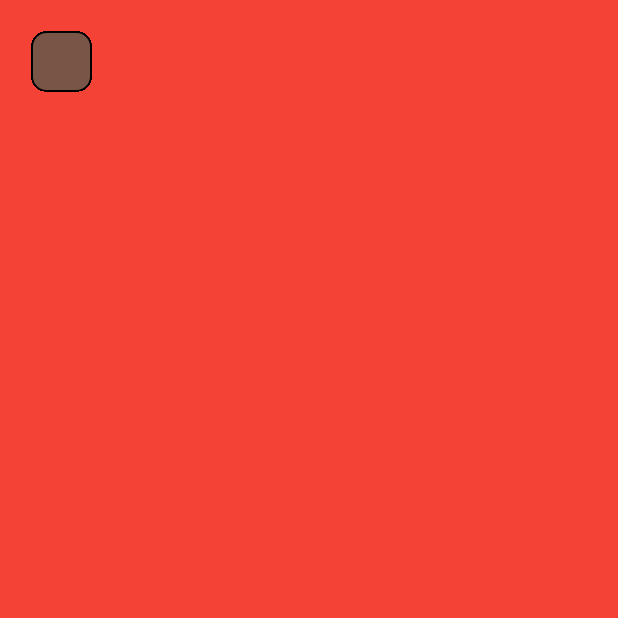
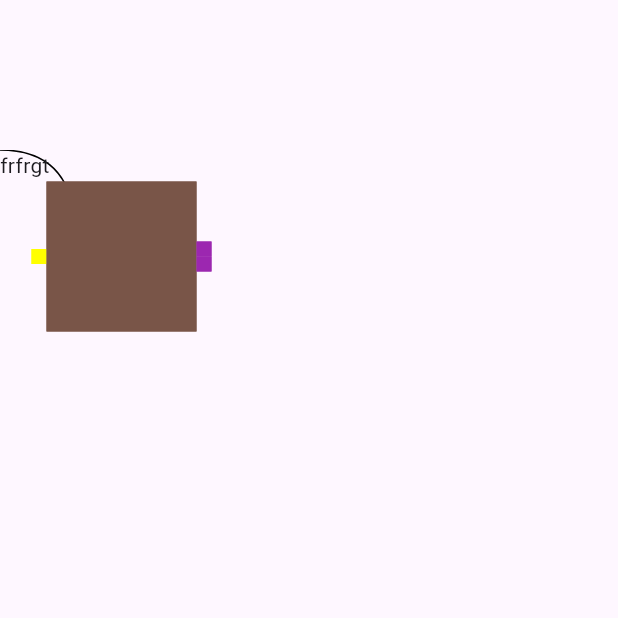
Before and after one commit to Praveen-Pandiyan/Interactive-flow, a Flutter app: the Holder screen opened directly, on a phone screen of 412 x 824 dp, the top half of it. Run offline on Flutter 3.47's test engine with Material 3 defaults, Android fonts, the phone set to English and light mode, and no system bars; missing offline and left inert: defer_pointer, interactive_chart, k_chart.

Commit message:
diff aproach

```diff
--- a/example/lib/main.dart
+++ b/example/lib/main.dart
@@ -1,6 +1,7 @@
 import 'package:chozo_ui_package/chart/chart.dart';
 import 'package:chozo_ui_package/chozo_ui_package.dart';
 import 'package:flutter/material.dart';
+import 'package:flutter/widgets.dart';
 
 void main() {
   runApp(const MyApp());
@@ -49,7 +50,10 @@ class _HolderState extends State<Holder> {
   @override
   Widget build(BuildContext context) {
     return const Scaffold(
-      body: ChartView(),
+      extendBody: false,
+      body: Column(
+        children: [SizedBox(height: 100), ChartView()],
+      ),
     );
   }
 }
--- a/lib/chart/chart.dart
+++ b/lib/chart/chart.dart
@@ -1,5 +1,7 @@
 import 'dart:math';
+import 'package:uuid/uuid.dart';
 
+import '../chozo_flow/connections.dart';
 import 'package:flutter/material.dart';
 
 class ChartView extends StatefulWidget {
@@ -9,11 +11,26 @@ class ChartView extends StatefulWidget {
   State<ChartView> createState() => _ChartViewState();
 }
 
+GlobalKey globalWidgetKey = GlobalKey();
+
 class _ChartViewState extends State<ChartView> {
   Offset _gblPos = Offset.zero;
+  final Connections _connections = Connections.instance;
+  GlobalKey _key = GlobalKey();
+  @override
+  void initState() {
+    _connections.addListener(() {
+      setState(() {});
+    });
+    super.initState();
+  }
+
   @override
   Widget build(BuildContext context) {
-    return InteractiveViewer(
+    return Expanded(
+      key: globalWidgetKey,
+      child: InteractiveViewer(
+        boundaryMargin: EdgeInsets.zero,
         child: GestureDetector(
           onPanUpdate: (d) {
             setState(() {
@@ -21,85 +38,22 @@ class _ChartViewState extends State<ChartView> {
             });
           },
           child: Stack(
+            fit: StackFit.expand,
             children: [
-            Container(
-              color: Colors.red,
-              width: MediaQuery.sizeOf(context).width,
-              height: MediaQuery.sizeOf(context).height,
+              ..._connections.list.values.map((e) => CustomPaint(
+                    painter: ArrowPainter(
+                        from: _gblPos + e.start, to: _gblPos + e.end),
+                    child: Container(),
+                  )),
+              ..._connections.list.values.map((e) => Text(e.id)),
+              FlowContainer(
+                gblPos: _gblPos,
               ),
-            Box(gblPos: _gblPos),
-            Box(gblPos: _gblPos),
-            Box(gblPos: _gblPos),
-            Box(gblPos: _gblPos),
-            Box(gblPos: _gblPos),
-            Box(gblPos: _gblPos),
-            Box(gblPos: _gblPos),
-            Box(gblPos: _gblPos),
-            Box(gblPos: _gblPos),
-            Box(gblPos: _gblPos),
-            Box(gblPos: _gblPos),
-            Box(gblPos: _gblPos),
-            Box(gblPos: _gblPos),
-            Box(gblPos: _gblPos),
-            Box(gblPos: _gblPos),
-            Box(gblPos: _gblPos),
-            Box(gblPos: _gblPos),
-            Box(gblPos: _gblPos),
-            Box(gblPos: _gblPos),
-            Box(gblPos: _gblPos),
-            Box(gblPos: _gblPos),
-            Box(gblPos: _gblPos),
-            Box(gblPos: _gblPos),
-            Box(gblPos: _gblPos),
-            Box(gblPos: _gblPos),
-            Box(gblPos: _gblPos),
-            Box(gblPos: _gblPos),
-            Box(gblPos: _gblPos),
-            Box(gblPos: _gblPos),
-            Box(gblPos: _gblPos),
-            Box(gblPos: _gblPos),
-            Box(gblPos: _gblPos),
-            Box(gblPos: _gblPos),
-            Box(gblPos: _gblPos),
-            Box(gblPos: _gblPos),
-            Box(gblPos: _gblPos),
-            Box(gblPos: _gblPos),
-            Box(gblPos: _gblPos),
-            Box(gblPos: _gblPos),
-            Box(gblPos: _gblPos),
-            Box(gblPos: _gblPos),
-            Box(gblPos: _gblPos),
-            Box(gblPos: _gblPos),
-            Box(gblPos: _gblPos),
-            Box(gblPos: _gblPos),
-            Box(gblPos: _gblPos),
-            Box(gblPos: _gblPos),
-            Box(gblPos: _gblPos),
-            Box(gblPos: _gblPos),
-            Box(gblPos: _gblPos),
-            Box(gblPos: _gblPos),
-            Box(gblPos: _gblPos),
-            Box(gblPos: _gblPos),
-            Box(gblPos: _gblPos),
-            Box(gblPos: _gblPos),
-            Box(gblPos: _gblPos),
-            Box(gblPos: _gblPos),
-            Box(gblPos: _gblPos),
-            Box(gblPos: _gblPos),
-            Box(gblPos: _gblPos),
-            Box(gblPos: _gblPos),
-            Box(gblPos: _gblPos),
-            Box(gblPos: _gblPos),
-            Box(gblPos: _gblPos),
-            Box(gblPos: _gblPos),
-            Box(gblPos: _gblPos),
-            Box(gblPos: _gblPos),
-            Box(gblPos: _gblPos),
-            Box(gblPos: _gblPos),
-            Box(gblPos: _gblPos),
-            Box(gblPos: _gblPos),
-            Box(gblPos: _gblPos),
+              FlowContainer(
+                gblPos: _gblPos,
+              ),
             ],
+          ),
         ),
       ),
     );
@@ -153,3 +107,167 @@ Color randomColor() {
 randomOffset() {
   return Offset(Random().nextInt(200) + 1, Random().nextInt(200) + 1);
 }
+
+// temp
+
+class FlowContainer extends StatefulWidget {
+  final String? id;
+  final Offset gblPos;
+  const FlowContainer({super.key, this.id, required this.gblPos});
+
+  @override
+  State<FlowContainer> createState() => _FlowContainerState();
+}
+
+class _FlowContainerState extends State<FlowContainer> {
+  final Connections _connections = Connections.instance;
+  Offset _localPos = randomOffset();
+  List<String> inpLinks = [], outLinks = [];
+  final Color _color = randomColor();
+
+  @override
+  Widget build(BuildContext context) {
+    return Positioned(
+        left: widget.gblPos.dx + _localPos.dx,
+        top: widget.gblPos.dy + _localPos.dy,
+        child: Row(mainAxisSize: MainAxisSize.min, children: [
+          FlowInPin(
+            boxId: "c",
+            pinId: "c1",
+            addInLink: inpLinks.add,
+          ),
+          GestureDetector(
+            onPanUpdate: (details) {
+              setState(() {
+                _localPos = _localPos + details.delta;
+              });
+
+              _connections.positionUpdate(details.delta, inpLinks, outLinks);
+            },
+            child: Container(width: 100, height: 100, color: _color),
+          ),
+          Column(
+            mainAxisAlignment: MainAxisAlignment.spaceEvenly,
+            mainAxisSize: MainAxisSize.max,
+            children: [
+              FlowOutPin(
+                boxId: "a",
+                pinId: "a1",
+                addOutLink: outLinks.add,
+              ),
+              FlowOutPin(
+                boxId: "a",
+                pinId: "a2",
+                addOutLink: outLinks.add,
+              ),
+            ],
+          ),
+        ]));
+  }
+}
+
+_getPositionOfBox(GlobalKey inKey) {
+  RenderBox box = inKey.currentContext?.findRenderObject() as RenderBox;
+  RenderBox widgetBox =
+      globalWidgetKey.currentContext?.findRenderObject() as RenderBox;
+  return box.globalToLocal(widgetBox.localToGlobal(Offset.zero));
+}
+
+class FlowOutPin extends StatefulWidget {
+  final String boxId, pinId;
+  final void Function(String) addOutLink;
+  const FlowOutPin(
+      {super.key,
+      required this.boxId,
+      required this.pinId,
+      required this.addOutLink});
+
+  @override
+  State<FlowOutPin> createState() => _FlowOutPinState();
+}
+
+class _FlowOutPinState extends State<FlowOutPin> {
+  final Connections _connections = Connections.instance;
+  String _tempLinkId = const Uuid().v1();
+  final GlobalKey _key = GlobalKey();
+
+  @override
+  Widget build(BuildContext context) {
+    return Draggable<String>(
+      data: _tempLinkId,
+      rootOverlay: false,
+      onDragStarted: () {
+        _connections.create(_tempLinkId, widget.boxId, const Offset(1, 1),
+            -_getPositionOfBox(_key));
+      },
+      onDragUpdate: (details) {
+        _connections.create(
+            _tempLinkId, widget.boxId, details.delta, details.localPosition);
+      },
+      onDragCompleted: () {
+        widget.addOutLink(_tempLinkId);
+        setState(() {
+          _tempLinkId = const Uuid().v1();
+        });
+      },
+      onDraggableCanceled: (velocity, offset) {
+        _connections.list.remove(_tempLinkId);
+      },
+      feedback: Container(
+        height: 10,
+        width: 10,
+        color: Colors.purple,
+      ),
+      child: Container(
+        alignment: Alignment.center,
+        height: 10,
+        width: 10,
+        color: Colors.purple,
+        child: SizedBox(
+          key: _key,
+        ),
+      ),
+    );
+  }
+}
+
+class FlowInPin extends StatefulWidget {
+  final String boxId, pinId;
+  final void Function(String) addInLink;
+  const FlowInPin(
+      {super.key,
+      required this.boxId,
+      required this.pinId,
+      required this.addInLink});
+
+  @override
+  State<FlowInPin> createState() => _FlowInPinState();
+}
+
+class _FlowInPinState extends State<FlowInPin> {
+  final Connections _connections = Connections.instance;
+  String _tempLinkId = const Uuid().v1();
+  final GlobalKey _key = GlobalKey();
+
+  @override
+  Widget build(BuildContext context) {
+    return DragTarget<String>(
+      onAcceptWithDetails: (details) {
+        widget.addInLink(details.data);
+        _connections.onConnection(
+            details.data, widget.boxId, -_getPositionOfBox(_key));
+      },
+      builder: (context, candidateItems, rejectedItems) {
+        return Container(
+          height: 10,
+          width: 10,
+          alignment: Alignment.center,
+          color: Colors.yellowAccent,
+          child: SizedBox(
+            key: _key,
+          ),
+        );
+      },
+    );
+  }
+}
--- a/lib/chozo_flow/connections.dart
+++ b/lib/chozo_flow/connections.dart
@@ -4,7 +4,14 @@ class Connections extends ChangeNotifier {
   Connections._();
   static final instance = Connections._();
   Offset globalOffset = Offset.zero;
-  Map<String, Link> list = {};
+  Map<String, Link> list = {
+    "frfrgt": Link(
+        from: "4r35",
+        to: "frwf",
+        start: Offset.zero,
+        end: Offset(100, 100),
+        id: "frfrgt")
+  };
   void setGlobalOffset(Offset _offset) {
     if (globalOffset == Offset.zero && _offset != Offset.zero) {
       globalOffset = _offset;
```
Lines whose indentation alone changed are shown as unchanged.
